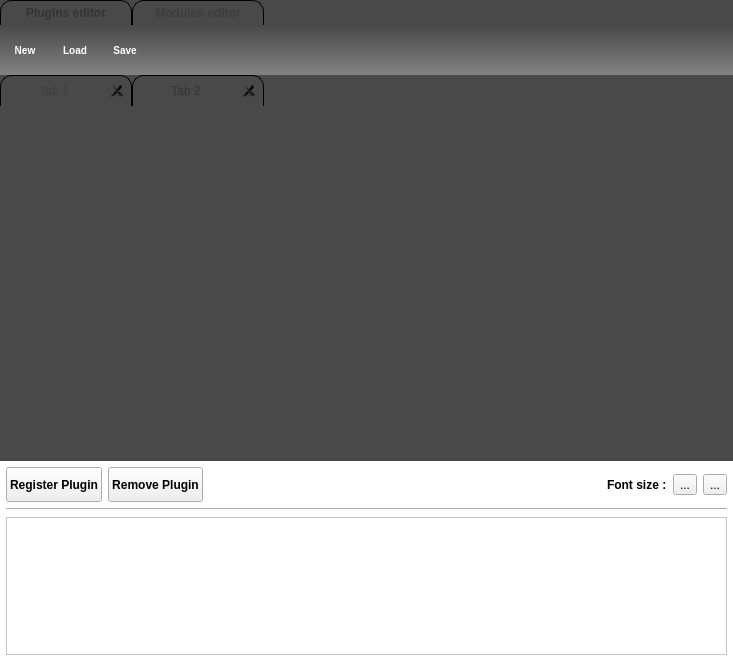
Old version of the form plugins/perspective/GraphPerspective/designer/PythonPluginsIDE.ui in the repository vadivelselvaraj/TulipGLImprovement.
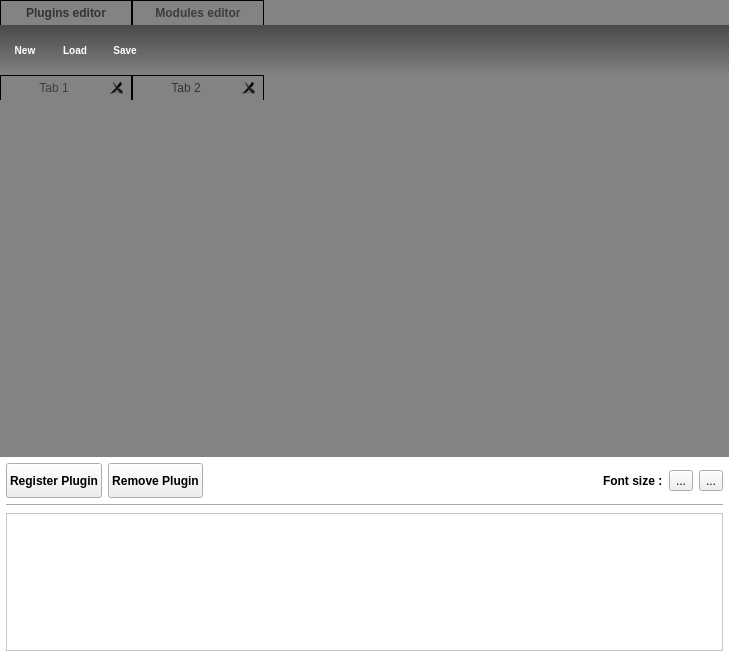
New version of the form. The open tabs and pages were chosen to show the change. Icons and pictures are not drawn. Custom widgets are drawn as their Qt base class.

Commit message: - some little cosmetic changes for the Python components GUI

Diff of the .ui file:
```diff
--- a/plugins/perspective/GraphPerspective/designer/PythonPluginsIDE.ui
+++ b/plugins/perspective/GraphPerspective/designer/PythonPluginsIDE.ui
@@ -6,8 +6,8 @@
    <rect>
     <x>0</x>
     <y>0</y>
-    <width>733</width>
-    <height>661</height>
+    <width>729</width>
+    <height>657</height>
    </rect>
   </property>
   <property name="maximumSize">
@@ -19,20 +19,26 @@
   <property name="windowTitle">
    <string>Form</string>
   </property>
+  <property name="autoFillBackground">
+   <bool>false</bool>
+  </property>
   <property name="styleSheet">
-   <string notr="true">
+   <string notr="true">QTabWidget:pane {
+border: 0px; 
+}
 
 QTabBar::tab {
    color: #333;
 border: 1px solid #000;
-border-top-left-radius: 11px;
-border-top-right-radius: 11px;
+/*border-top-left-radius: 11px;
+border-top-right-radius: 11px;*/
 border-bottom: none;
 padding: 5px;
 background: qradialgradient(cx: 0.3, cy: -0.4,
 fx: 0.3, fy: -0.4,
 radius: 1.35, stop: 0 #fff, stop: 1 #888);
 min-width:120px;
+height:14px;
 font:bold;
 }
 
@@ -57,8 +63,9 @@
     <widget class="QSplitter" name="splitter">
      <property name="styleSheet">
       <string notr="true">QSplitter, QFrame {
-     background-color:rgba(73, 73, 73, 255);
-}</string>
+    background-color:#838383;
+}
+</string>
      </property>
      <property name="orientation">
       <enum>Qt::Vertical</enum>
@@ -68,7 +75,7 @@
      </property>
      <widget class="PythonTabWidget" name="tabWidget">
       <property name="sizePolicy">
-       <sizepolicy hsizetype="Preferred" vsizetype="Expanding">
+       <sizepolicy hsizetype="Preferred" vsizetype="Preferred">
         <horstretch>0</horstretch>
         <verstretch>0</verstretch>
        </sizepolicy>
@@ -353,7 +360,7 @@
       <widget class="QWidget" name="tab_2">
        <property name="styleSheet">
         <string notr="true">#tab_2 {
-background-color:rgba(73, 73, 73, 255);
+background-color:#838383;
 }</string>
        </property>
        <attribute name="title">
@@ -628,6 +635,9 @@
           <property name="styleSheet">
            <string notr="true">QTabBar::tab {
 font:normal;
+}
+#modulesTabWidget {
+background-color:#838383;
 }</string>
           </property>
           <property name="currentIndex">
```
Left out of the diff: 6 changed lines with no effect on the pictures. The commit also changes 8 other files.
